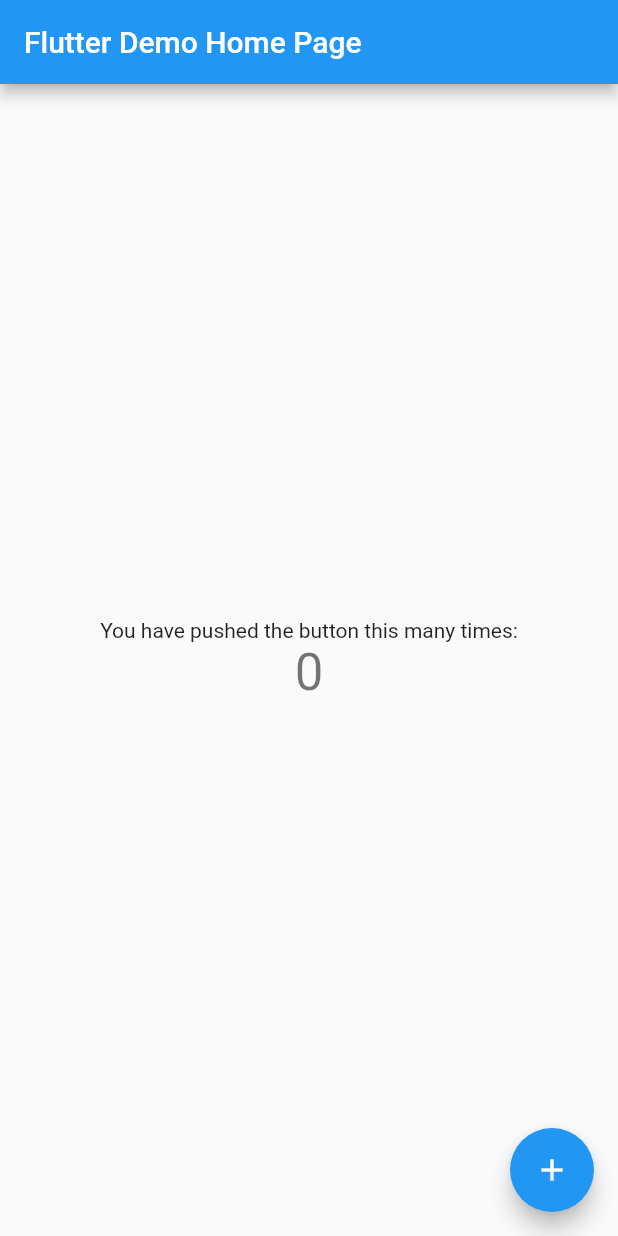
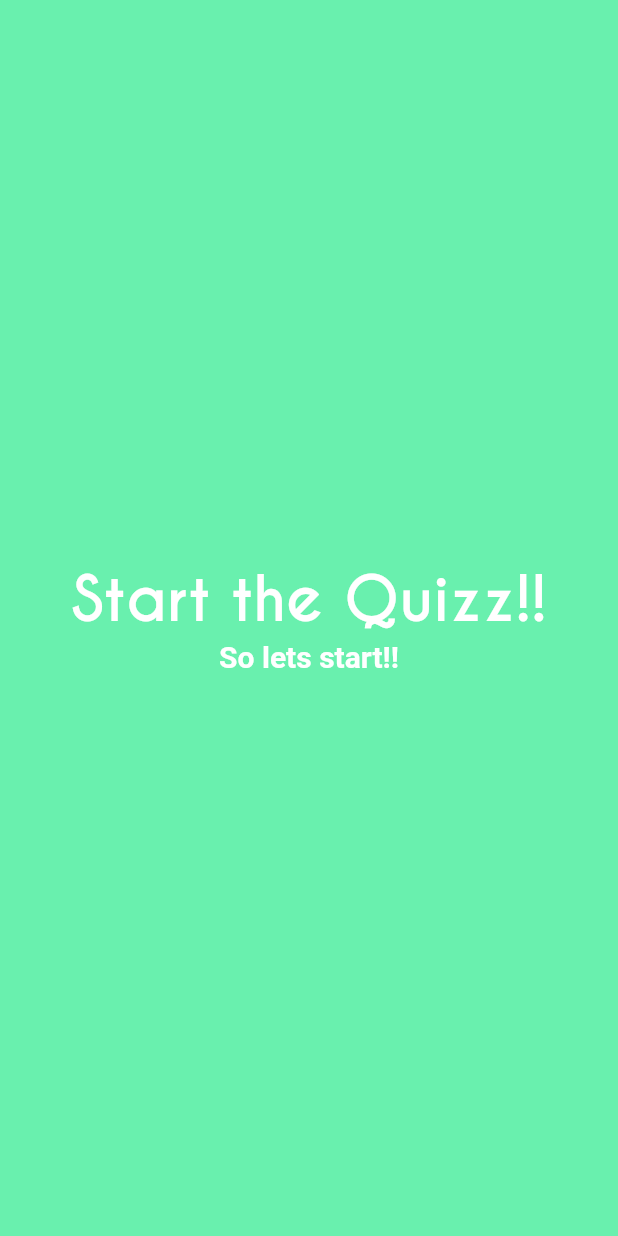
Before and after one commit to ReyAhamed/learngit, a Flutter app: the screen it shows after launch, on a phone screen of 412 x 824 dp. Run offline on Flutter 3.47's test engine with Material 2 defaults, Android fonts, the phone set to English and light mode, and no system bars.

Commit message:
Added a centralized text

```diff
--- a/quiz/lib/main.dart
+++ b/quiz/lib/main.dart
@@ -1,109 +1,7 @@
 import 'package:flutter/material.dart';
-
-void main() => runApp(new MyApp());
-
-class MyApp extends StatelessWidget {
-  // This widget is the root of your application.
-  @override
-  Widget build(BuildContext context) {
-    return new MaterialApp(
-      title: 'Flutter Demo',
-      theme: new ThemeData(
-        // This is the theme of your application.
-        //
-        // Try running your application with "flutter run". You'll see the
-        // application has a blue toolbar. Then, without quitting the app, try
-        // changing the primarySwatch below to Colors.green and then invoke
-        // "hot reload" (press "r" in the console where you ran "flutter run",
-        // or press Run > Flutter Hot Reload in IntelliJ). Notice that the
-        // counter didn't reset back to zero; the application is not restarted.
-        primarySwatch: Colors.blue,
-      ),
-      home: new MyHomePage(title: 'Flutter Demo Home Page'),
-    );
-  }
+import './pages/landing_page.dart';
+void main() {
+  runApp(new MaterialApp(
+    home: new LandingPage(),
+  ));
 }
-
-class MyHomePage extends StatefulWidget {
-  MyHomePage({Key key, this.title}) : super(key: key);
-
-  // This widget is the home page of your application. It is stateful, meaning
-  // that it has a State object (defined below) that contains fields that affect
-  // how it looks.
-
-  // This class is the configuration for the state. It holds the values (in this
-  // case the title) provided by the parent (in this case the App widget) and
-  // used by the build method of the State. Fields in a Widget subclass are
-  // always marked "final".
-
-  final String title;
-
-  @override
-  _MyHomePageState createState() => new _MyHomePageState();
-}
-
-class _MyHomePageState extends State<MyHomePage> {
-  int _counter = 0;
-
-  void _incrementCounter() {
-    setState(() {
-      // This call to setState tells the Flutter framework that something has
-      // changed in this State, which causes it to rerun the build method below
-      // so that the display can reflect the updated values. If we changed
-      // _counter without calling setState(), then the build method would not be
-      // called again, and so nothing would appear to happen.
-      _counter++;
-    });
-  }
-
-  @override
-  Widget build(BuildContext context) {
-    // This method is rerun every time setState is called, for instance as done
-    // by the _incrementCounter method above.
-    //
-    // The Flutter framework has been optimized to make rerunning build methods
-    // fast, so that you can just rebuild anything that needs updating rather
-    // than having to individually change instances of widgets.
-    return new Scaffold(
-      appBar: new AppBar(
-        // Here we take the value from the MyHomePage object that was created by
-        // the App.build method, and use it to set our appbar title.
-        title: new Text(widget.title),
-      ),
-      body: new Center(
-        // Center is a layout widget. It takes a single child and positions it
-        // in the middle of the parent.
-        child: new Column(
-          // Column is also layout widget. It takes a list of children and
-          // arranges them vertically. By default, it sizes itself to fit its
-          // children horizontally, and tries to be as tall as its parent.
-          //
-          // Invoke "debug paint" (press "p" in the console where you ran
-          // "flutter run", or select "Toggle Debug Paint" from the Flutter tool
-          // window in IntelliJ) to see the wireframe for each widget.
-          //
-          // Column has various properties to control how it sizes itself and
-          // how it positions its children. Here we use mainAxisAlignment to
-          // center the children vertically; the main axis here is the vertical
-          // axis because Columns are vertical (the cross axis would be
-          // horizontal).
-          mainAxisAlignment: MainAxisAlignment.center,
-          children: <Widget>[
-            new Text(
-              'You have pushed the button this many times:',
-            ),
-            new Text(
-              '$_counter',
-              style: Theme.of(context).textTheme.display1,
-            ),
-          ],
-        ),
-      ),
-      floatingActionButton: new FloatingActionButton(
-        onPressed: _incrementCounter,
-        tooltip: 'Increment',
-        child: new Icon(Icons.add),
-      ), // This trailing comma makes auto-formatting nicer for build methods.
-    );
-  }
-}
--- /dev/null
+++ b/quiz/lib/pages/landing_page.dart
@@ -0,0 +1,18 @@
+import 'package:flutter/material.dart';
+class LandingPage extends StatelessWidget{
+  @override
+  Widget build(BuildContext context){
+    return new Material(
+      color: Colors.greenAccent,
+      child: new InkWell(
+        child: new Column(
+          mainAxisAlignment: MainAxisAlignment.center,
+          children: <Widget>[
+            new Text("Start the Quizz!!", style: new TextStyle(color: Colors.white, fontWeight: FontWeight.bold, fontSize: 40.0, fontFamily: 'Caviar')),
+            new Text("So lets start!!", style: new TextStyle(color: Colors.white, fontWeight: FontWeight.bold, fontSize: 20.0))
+          ],
+        ),
+      ),
+    );
+  }
+}
```
Also changed, not shown: quiz/pubspec.yaml (+10 -0 lines), quiz/lib/fonts/CaviarDreams.ttf (added), quiz/lib/fonts/CaviarDreams_BoldItalic.ttf (added), quiz/lib/fonts/CaviarDreams_Italic.ttf (added), quiz/lib/fonts/Caviar_Dreams_Bold.ttf (added), quiz/lib/fonts/Oswald-Bold.ttf (added), quiz/lib/fonts/Oswald-ExtraLight.ttf (added), quiz/lib/fonts/Oswald-Light.ttf (added), quiz/lib/fonts/Oswald-Medium.ttf (added), quiz/lib/fonts/Oswald-Regular.ttf (added), quiz/lib/fonts/Oswald-SemiBold.ttf (added), quiz/pubspec.lock.
